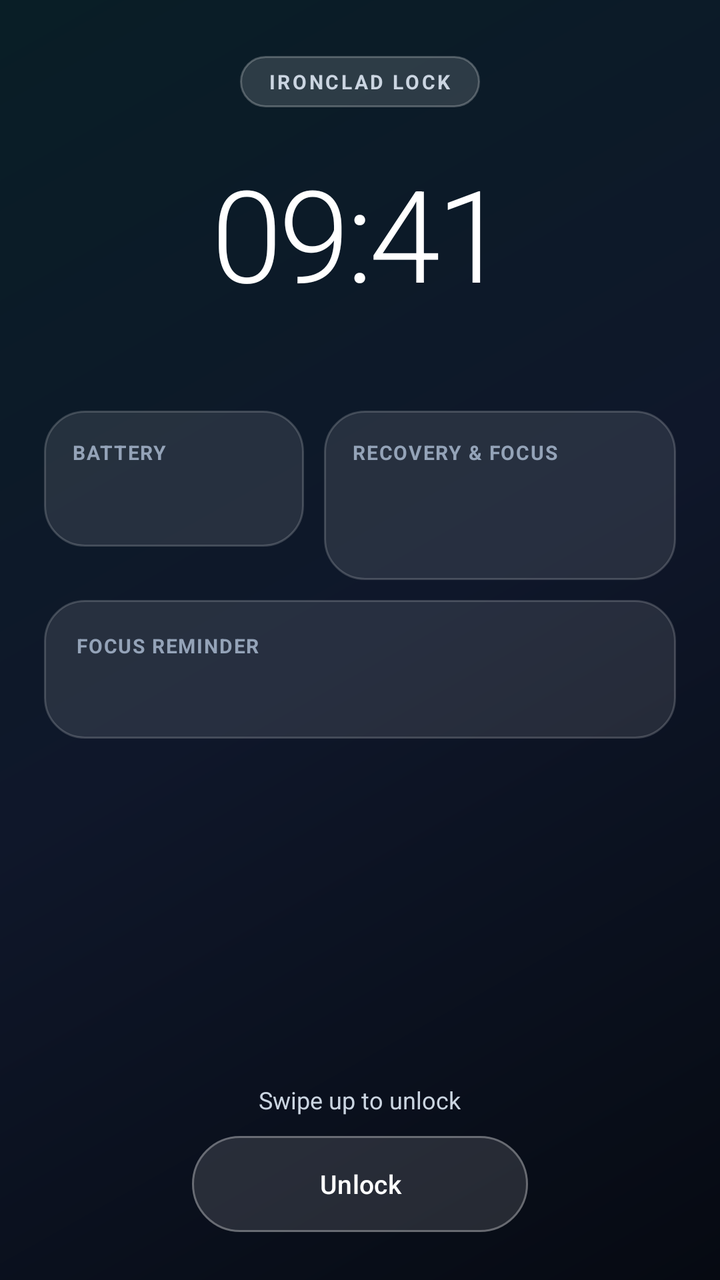
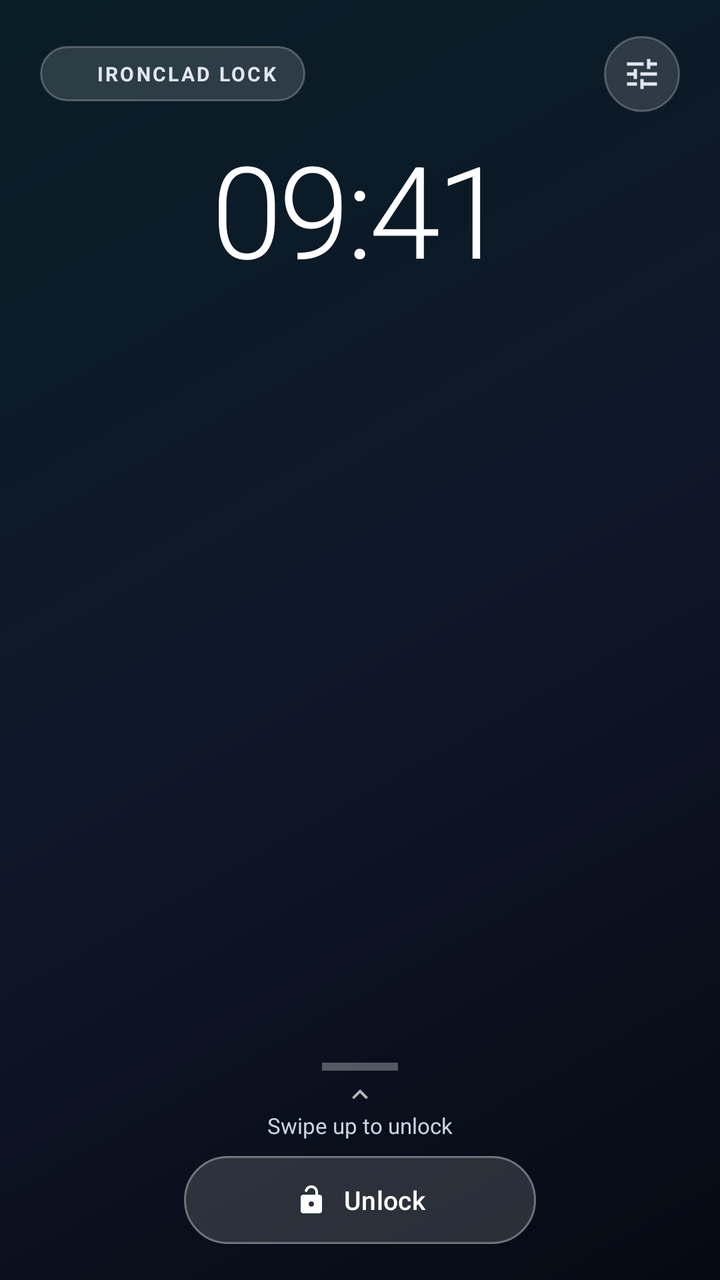

Screens rendered from an Android XML layout before and after an edit, with the pre-edit source and the edit as a unified diff.
<!-- AndroidManifest.xml: activity theme Theme.IroncladOS.LockScreen -->
<!-- res/layout/activity_kiosk_lock_screen.xml -->
<?xml version="1.0" encoding="utf-8"?>
<FrameLayout xmlns:android="http://schemas.android.com/apk/res/android"
    xmlns:app="http://schemas.android.com/apk/res-auto"
    android:id="@+id/lockRoot"
    android:layout_width="match_parent"
    android:layout_height="match_parent"
    android:background="@drawable/bg_lockscreen_backdrop"
    android:clickable="true"
    android:focusable="true">

    <LinearLayout
        android:id="@+id/lockContent"
        android:layout_width="match_parent"
        android:layout_height="match_parent"
        android:gravity="center_horizontal"
        android:orientation="vertical"
        android:paddingStart="22dp"
        android:paddingTop="28dp"
        android:paddingEnd="22dp"
        android:paddingBottom="24dp">

        
        <TextView
            android:id="@+id/lockStatusPill"
            android:layout_width="wrap_content"
            android:layout_height="wrap_content"
            android:background="@drawable/bg_glass_pill"
            android:letterSpacing="0.12"
            android:paddingStart="14dp"
            android:paddingTop="6dp"
            android:paddingEnd="14dp"
            android:paddingBottom="6dp"
            android:text="@string/lock_pill_active"
            android:textColor="#CBD5E1"
            android:textSize="10sp"
            android:textStyle="bold" />

        
        <TextView
            android:id="@+id/lockClock"
            android:layout_width="wrap_content"
            android:layout_height="wrap_content"
            android:layout_marginTop="20dp"
            android:fontFamily="sans-serif-light"
            android:letterSpacing="-0.03"
            android:text="@string/default_clock"
            android:textColor="#FFFFFF"
            android:textDirection="ltr"
            android:textSize="64sp" />

        <TextView
            android:id="@+id/lockDate"
            android:layout_width="wrap_content"
            android:layout_height="wrap_content"
            android:layout_marginTop="2dp"
            android:textColor="#CBD5E1"
            android:textSize="15sp" />

        
        <ScrollView
            android:id="@+id/lockWidgetsScroll"
            android:layout_width="match_parent"
            android:layout_height="0dp"
            android:layout_marginTop="24dp"
            android:layout_weight="1"
            android:fillViewport="false"
            android:overScrollMode="never"
            android:scrollbars="none">

            <LinearLayout
                android:layout_width="match_parent"
                android:layout_height="wrap_content"
                android:orientation="vertical">

                <LinearLayout
                    android:id="@+id/lockTopWidgetsRow"
                    android:layout_width="match_parent"
                    android:layout_height="wrap_content"
                    android:orientation="horizontal">

                    <LinearLayout
                        android:id="@+id/batteryWidgetCard"
                        android:layout_width="0dp"
                        android:layout_height="wrap_content"
                        android:layout_weight="1"
                        android:background="@drawable/bg_glass_card"
                        android:orientation="vertical"
                        android:padding="14dp">

                        <TextView
                            android:layout_width="match_parent"
                            android:layout_height="wrap_content"
                            android:letterSpacing="0.06"
                            android:text="@string/lock_battery_label"
                            android:textAlignment="viewStart"
                            android:textAllCaps="true"
                            android:textColor="#94A3B8"
                            android:textSize="10sp"
                            android:textStyle="bold" />

                        <TextView
                            android:id="@+id/lockBatteryValue"
                            android:layout_width="match_parent"
                            android:layout_height="wrap_content"
                            android:layout_marginTop="6dp"
                            android:textAlignment="viewStart"
                            android:textColor="#FFFFFF"
                            android:textSize="15sp"
                            android:textStyle="bold" />
                    </LinearLayout>

                    <LinearLayout
                        android:id="@+id/statsWidgetCard"
                        android:layout_width="0dp"
                        android:layout_height="wrap_content"
                        android:layout_marginStart="10dp"
                        android:layout_weight="1.35"
                        android:background="@drawable/bg_glass_card"
                        android:orientation="vertical"
                        android:padding="14dp">

                        <TextView
                            android:layout_width="match_parent"
                            android:layout_height="wrap_content"
                            android:letterSpacing="0.06"
                            android:text="@string/lock_widget_streak_title"
                            android:textAlignment="viewStart"
                            android:textAllCaps="true"
                            android:textColor="#94A3B8"
                            android:textSize="10sp"
                            android:textStyle="bold" />

                        <TextView
                            android:id="@+id/lockStreakValue"
                            android:layout_width="match_parent"
                            android:layout_height="wrap_content"
                            android:layout_marginTop="6dp"
                            android:textAlignment="viewStart"
                            android:textColor="#FFFFFF"
                            android:textSize="15sp"
                            android:textStyle="bold" />

                        <TextView
                            android:id="@+id/lockStatsDetail"
                            android:layout_width="match_parent"
                            android:layout_height="wrap_content"
                            android:layout_marginTop="2dp"
                            android:ellipsize="end"
                            android:maxLines="1"
                            android:textAlignment="viewStart"
                            android:textColor="#CBD5E1"
                            android:textSize="11sp" />
                    </LinearLayout>
                </LinearLayout>

                <LinearLayout
                    android:id="@+id/noteWidgetCard"
                    android:layout_width="match_parent"
                    android:layout_height="wrap_content"
                    android:layout_marginTop="10dp"
                    android:background="@drawable/bg_glass_card"
                    android:orientation="vertical"
                    android:padding="16dp">

                    <TextView
                        android:layout_width="match_parent"
                        android:layout_height="wrap_content"
                        android:letterSpacing="0.06"
                        android:text="@string/lock_widget_note_title_card"
                        android:textAlignment="viewStart"
                        android:textAllCaps="true"
                        android:textColor="#94A3B8"
                        android:textSize="10sp"
                        android:textStyle="bold" />

                    <TextView
                        android:id="@+id/lockNoteText"
                        android:layout_width="match_parent"
                        android:layout_height="wrap_content"
                        android:layout_marginTop="6dp"
                        android:lineSpacingExtra="3dp"
                        android:maxLines="4"
                        android:textAlignment="viewStart"
                        android:textColor="#F8FAFC"
                        android:textSize="13sp" />
                </LinearLayout>
            </LinearLayout>
        </ScrollView>

        
        <LinearLayout
            android:id="@+id/quickDockSection"
            android:layout_width="match_parent"
            android:layout_height="wrap_content"
            android:layout_marginTop="14dp"
            android:gravity="center_horizontal"
            android:orientation="vertical"
            android:visibility="gone">

            <TextView
                android:layout_width="wrap_content"
                android:layout_height="wrap_content"
                android:letterSpacing="0.08"
                android:text="@string/lock_quick_dock_label"
                android:textAllCaps="true"
                android:textColor="#94A3B8"
                android:textSize="10sp"
                android:textStyle="bold" />

            <androidx.recyclerview.widget.RecyclerView
                android:id="@+id/quickAppsGrid"
                android:layout_width="wrap_content"
                android:layout_height="wrap_content"
                android:layout_marginTop="8dp"
                android:clipToPadding="false"
                android:overScrollMode="never" />
        </LinearLayout>

        
        <LinearLayout
            android:id="@+id/swipeUnlockHandle"
            android:layout_width="match_parent"
            android:layout_height="wrap_content"
            android:layout_marginTop="16dp"
            android:gravity="center"
            android:orientation="vertical"
            android:paddingTop="6dp">

            <TextView
                android:id="@+id/swipeUnlockHint"
                android:layout_width="wrap_content"
                android:layout_height="wrap_content"
                android:text="@string/lock_swipe_unlock_hint"
                android:textColor="#CBD5E1"
                android:textSize="12sp" />

            <com.google.android.material.button.MaterialButton
                android:id="@+id/unlockButton"
                style="@style/Widget.IroncladOS.Button.Outlined"
                android:layout_width="wrap_content"
                android:layout_height="wrap_content"
                android:layout_marginTop="10dp"
                android:minWidth="168dp"
                android:text="@string/lock_unlock_button"
                android:textColor="#FFFFFF"
                app:backgroundTint="#1FFFFFFF"
                app:cornerRadius="24dp"
                app:strokeColor="#4DFFFFFF"
                app:strokeWidth="1dp" />
        </LinearLayout>
    </LinearLayout>
</FrameLayout>
<!-- resources referenced by this layout -->
<resources>
  <!-- drawable bg_glass_card (drawable) -->
  <?xml version="1.0" encoding="utf-8"?>
  <shape xmlns:android="http://schemas.android.com/apk/res/android"
      android:shape="rectangle">
      <solid android:color="#1AFFFFFF" />
      <stroke
          android:width="1dp"
          android:color="#2EFFFFFF" />
      <corners android:radius="20dp" />
  </shape>
  <!-- drawable bg_glass_pill (drawable) -->
  <?xml version="1.0" encoding="utf-8"?>
  <shape xmlns:android="http://schemas.android.com/apk/res/android"
      android:shape="rectangle">
      <solid android:color="#24FFFFFF" />
      <stroke
          android:width="1dp"
          android:color="#3DFFFFFF" />
      <corners android:radius="999dp" />
  </shape>
  <!-- drawable bg_lockscreen_backdrop (drawable) -->
  <?xml version="1.0" encoding="utf-8"?>
  <shape xmlns:android="http://schemas.android.com/apk/res/android"
      android:shape="rectangle">
      <gradient
          android:angle="135"
          android:startColor="#060A12"
          android:centerColor="#0F172A"
          android:endColor="#091E26"
          android:type="linear" />
  </shape>
  <string name="default_clock">09:41</string>
  <string name="lock_battery_label">Battery</string>
  <string name="lock_pill_active">IRONCLAD LOCK</string>
  <string name="lock_quick_dock_label">Quick launch</string>
  <string name="lock_swipe_unlock_hint">Swipe up to unlock</string>
  <string name="lock_unlock_button">Unlock</string>
  <string name="lock_widget_note_title_card">Focus reminder</string>
  <string name="lock_widget_streak_title">Recovery &amp; focus</string>
  <style name="Widget.IroncladOS.Button.Outlined" parent="Widget.Material3.Button.OutlinedButton">
          <item name="cornerRadius">12dp</item>
          <item name="android:minHeight">48dp</item>
          <item name="android:textAllCaps">false</item>
          <item name="android:textSize">13sp</item>
          <item name="strokeColor">@color/divider</item>
          <item name="android:textColor">@color/text_primary</item>
          <item name="android:insetTop">0dp</item>
          <item name="android:insetBottom">0dp</item>
      </style>
  <color name="divider">#E2E8F0</color>
  <color name="text_primary">#0B1220</color>
  <color name="bg">#F6F7F9</color>
  <color name="surface">#FFFFFF</color>
  <color name="surface_alt">#F0F2F5</color>
  <color name="brand">#0F172A</color>
  <color name="on_brand">#FFFFFF</color>
  <color name="brand_soft">#E2E8F0</color>
  <color name="accent">#0D9488</color>
  <color name="text_secondary">#5B6577</color>
  <style name="ThemeOverlay.IroncladOS.Dialog" parent="ThemeOverlay.Material3.MaterialAlertDialog">
          <item name="colorSurface">@color/surface</item>
          <item name="colorOnSurface">@color/text_primary</item>
      </style>
  <!-- unchanged entries left out for length: 2 -->
</resources>

<!-- the commit's change to res/layout/activity_kiosk_lock_screen.xml (unified diff, before → after) -->
@@ -8,183 +8,189 @@
     android:clickable="true"
     android:focusable="true">
 
+    
+    <View
+        android:id="@+id/lockGlowTop"
+        android:layout_width="340dp"
+        android:layout_height="340dp"
+        android:layout_gravity="top|start"
+        android:layout_marginStart="-90dp"
+        android:layout_marginTop="-70dp" />
+
+    <View
+        android:id="@+id/lockGlowBottom"
+        android:layout_width="320dp"
+        android:layout_height="320dp"
+        android:layout_gravity="bottom|end"
+        android:layout_marginEnd="-80dp"
+        android:layout_marginBottom="-60dp" />
+
     <LinearLayout
         android:id="@+id/lockContent"
         android:layout_width="match_parent"
         android:layout_height="match_parent"
         android:gravity="center_horizontal"
         android:orientation="vertical"
-        android:paddingStart="22dp"
-        android:paddingTop="28dp"
-        android:paddingEnd="22dp"
-        android:paddingBottom="24dp">
-
-        
-        <TextView
-            android:id="@+id/lockStatusPill"
-            android:layout_width="wrap_content"
-            android:layout_height="wrap_content"
-            android:background="@drawable/bg_glass_pill"
-            android:letterSpacing="0.12"
-            android:paddingStart="14dp"
-            android:paddingTop="6dp"
-            android:paddingEnd="14dp"
-            android:paddingBottom="6dp"
-            android:text="@string/lock_pill_active"
-            android:textColor="#CBD5E1"
-            android:textSize="10sp"
-            android:textStyle="bold" />
-
-        
-        <TextView
-            android:id="@+id/lockClock"
-            android:layout_width="wrap_content"
-            android:layout_height="wrap_content"
-            android:layout_marginTop="20dp"
-            android:fontFamily="sans-serif-light"
-            android:letterSpacing="-0.03"
-            android:text="@string/default_clock"
-            android:textColor="#FFFFFF"
-            android:textDirection="ltr"
-            android:textSize="64sp" />
-
-        <TextView
-            android:id="@+id/lockDate"
-            android:layout_width="wrap_content"
-            android:layout_height="wrap_content"
-            android:layout_marginTop="2dp"
-            android:textColor="#CBD5E1"
-            android:textSize="15sp" />
+        android:paddingStart="20dp"
+        android:paddingTop="18dp"
+        android:paddingEnd="20dp"
+        android:paddingBottom="18dp">
+
+        
+        <LinearLayout
+            android:id="@+id/lockTopBar"
+            android:layout_width="match_parent"
+            android:layout_height="wrap_content"
+            android:gravity="center_vertical"
+            android:orientation="horizontal">
+
+            <LinearLayout
+                android:id="@+id/lockStatusPillContainer"
+                android:layout_width="wrap_content"
+                android:layout_height="wrap_content"
+                android:background="@drawable/bg_glass_pill"
+                android:gravity="center_vertical"
+                android:orientation="horizontal"
+                android:paddingStart="12dp"
+                android:paddingTop="7dp"
+                android:paddingEnd="14dp"
+                android:paddingBottom="7dp">
+
+                <View
+                    android:id="@+id/lockStatusDot"
+                    android:layout_width="8dp"
+                    android:layout_height="8dp" />
+
+                <TextView
+                    android:id="@+id/lockStatusPill"
+                    android:layout_width="wrap_content"
+                    android:layout_height="wrap_content"
+                    android:layout_marginStart="8dp"
+                    android:letterSpacing="0.11"
+                    android:text="@string/lock_pill_active"
+                    android:textColor="#E2E8F0"
+                    android:textSize="10sp"
+                    android:textStyle="bold" />
+            </LinearLayout>
+
+            <Space
+                android:layout_width="0dp"
+                android:layout_height="1dp"
+                android:layout_weight="1" />
+
+            <ImageButton
+                android:id="@+id/lockCustomizeButton"
+                android:layout_width="38dp"
+                android:layout_height="38dp"
+                android:background="@drawable/bg_glass_pill"
+                android:contentDescription="@string/lock_customize_action"
+                android:padding="9dp"
+                android:scaleType="centerInside"
+                android:src="@drawable/ic_tune"
+                app:tint="#E2E8F0" />
+        </LinearLayout>
+
+        
+        <LinearLayout
+            android:id="@+id/lockClockSection"
+            android:layout_width="match_parent"
+            android:layout_height="wrap_content"
+            android:layout_marginTop="14dp"
+            android:gravity="center_horizontal"
+            android:orientation="vertical">
+
+            <TextView
+                android:id="@+id/lockClock"
+                android:layout_width="wrap_content"
+                android:layout_height="wrap_content"
+                android:fontFamily="sans-serif-light"
+                android:includeFontPadding="false"
+                android:letterSpacing="-0.03"
+                android:text="@string/default_clock"
+                android:textColor="#FFFFFF"
+                android:textDirection="ltr"
+                android:textSize="64sp" />
+
+            <LinearLayout
+                android:id="@+id/lockClockStacked"
+                android:layout_width="wrap_content"
+                android:layout_height="wrap_content"
+                android:gravity="center_horizontal"
+                android:orientation="vertical"
+                android:visibility="gone">
+
+                <TextView
+                    android:id="@+id/lockClockHours"
+                    android:layout_width="wrap_content"
+                    android:layout_height="wrap_content"
+                    android:fontFamily="sans-serif-black"
+                    android:includeFontPadding="false"
+                    android:letterSpacing="-0.04"
+                    android:text="09"
+                    android:textColor="#FFFFFF"
+                    android:textDirection="ltr"
+                    android:textSize="58sp"
+                    android:textStyle="bold" />
+
+                <TextView
+                    android:id="@+id/lockClockMinutes"
+                    android:layout_width="wrap_content"
+                    android:layout_height="wrap_content"
+                    android:layout_marginTop="-14dp"
+                    android:fontFamily="sans-serif-black"
+                    android:includeFontPadding="false"
+                    android:letterSpacing="-0.04"
+                    android:text="41"
+                    android:textColor="#2DD4BF"
+                    android:textDirection="ltr"
+                    android:textSize="58sp"
+                    android:textStyle="bold" />
+            </LinearLayout>
+
+            <LinearLayout
+                android:id="@+id/lockDateRow"
+                android:layout_width="wrap_content"
+                android:layout_height="wrap_content"
+                android:layout_marginTop="4dp"
+                android:gravity="center_vertical"
+                android:orientation="horizontal">
+
+                <TextView
+                    android:id="@+id/lockDate"
+                    android:layout_width="wrap_content"
+                    android:layout_height="wrap_content"
+                    android:textColor="#CBD5E1"
+                    android:textSize="14sp" />
+
+                <TextView
+                    android:id="@+id/lockSecondsTag"
+                    android:layout_width="wrap_content"
+                    android:layout_height="wrap_content"
+                    android:layout_marginStart="8dp"
+                    android:textColor="#2DD4BF"
+                    android:textDirection="ltr"
+                    android:textSize="12sp"
+                    android:textStyle="bold"
+                    android:visibility="gone" />
+            </LinearLayout>
+        </LinearLayout>
 
         
         <ScrollView
             android:id="@+id/lockWidgetsScroll"
             android:layout_width="match_parent"
             android:layout_height="0dp"
-            android:layout_marginTop="24dp"
+            android:layout_marginTop="16dp"
             android:layout_weight="1"
             android:fillViewport="false"
             android:overScrollMode="never"
             android:scrollbars="none">
 
             <LinearLayout
+                android:id="@+id/lockWidgetsContainer"
                 android:layout_width="match_parent"
                 android:layout_height="wrap_content"
-                android:orientation="vertical">
-
-                <LinearLayout
-                    android:id="@+id/lockTopWidgetsRow"
-                    android:layout_width="match_parent"
-                    android:layout_height="wrap_content"
-                    android:orientation="horizontal">
-
-                    <LinearLayout
-                        android:id="@+id/batteryWidgetCard"
-                        android:layout_width="0dp"
-                        android:layout_height="wrap_content"
-                        android:layout_weight="1"
-                        android:background="@drawable/bg_glass_card"
-                        android:orientation="vertical"
-                        android:padding="14dp">
-
-                        <TextView
-                            android:layout_width="match_parent"
-                            android:layout_height="wrap_content"
-                            android:letterSpacing="0.06"
-                            android:text="@string/lock_battery_label"
-                            android:textAlignment="viewStart"
-                            android:textAllCaps="true"
-                            android:textColor="#94A3B8"
-                            android:textSize="10sp"
-                            android:textStyle="bold" />
-
-                        <TextView
-                            android:id="@+id/lockBatteryValue"
-                            android:layout_width="match_parent"
-                            android:layout_height="wrap_content"
-                            android:layout_marginTop="6dp"
-                            android:textAlignment="viewStart"
-                            android:textColor="#FFFFFF"
-                            android:textSize="15sp"
-                            android:textStyle="bold" />
-                    </LinearLayout>
-
-                    <LinearLayout
-                        android:id="@+id/statsWidgetCard"
-                        android:layout_width="0dp"
-                        android:layout_height="wrap_content"
-                        android:layout_marginStart="10dp"
-                        android:layout_weight="1.35"
-                        android:background="@drawable/bg_glass_card"
-                        android:orientation="vertical"
-                        android:padding="14dp">
-
-                        <TextView
-                            android:layout_width="match_parent"
-                            android:layout_height="wrap_content"
-                            android:letterSpacing="0.06"
-                            android:text="@string/lock_widget_streak_title"
-                            android:textAlignment="viewStart"
-                            android:textAllCaps="true"
-                            android:textColor="#94A3B8"
-                            android:textSize="10sp"
-                            android:textStyle="bold" />
-
-                        <TextView
-                            android:id="@+id/lockStreakValue"
-                            android:layout_width="match_parent"
-                            android:layout_height="wrap_content"
-                            android:layout_marginTop="6dp"
-                            android:textAlignment="viewStart"
-                            android:textColor="#FFFFFF"
-                            android:textSize="15sp"
-                            android:textStyle="bold" />
-
-                        <TextView
-                            android:id="@+id/lockStatsDetail"
-                            android:layout_width="match_parent"
-                            android:layout_height="wrap_content"
-                            android:layout_marginTop="2dp"
-                            android:ellipsize="end"
-                            android:maxLines="1"
-                            android:textAlignment="viewStart"
-                            android:textColor="#CBD5E1"
-                            android:textSize="11sp" />
-                    </LinearLayout>
-                </LinearLayout>
-
-                <LinearLayout
-                    android:id="@+id/noteWidgetCard"
-                    android:layout_width="match_parent"
-                    android:layout_height="wrap_content"
-                    android:layout_marginTop="10dp"
-                    android:background="@drawable/bg_glass_card"
-                    android:orientation="vertical"
-                    android:padding="16dp">
-
-                    <TextView
-                        android:layout_width="match_parent"
-                        android:layout_height="wrap_content"
-                        android:letterSpacing="0.06"
-                        android:text="@string/lock_widget_note_title_card"
-                        android:textAlignment="viewStart"
-                        android:textAllCaps="true"
-                        android:textColor="#94A3B8"
-                        android:textSize="10sp"
-                        android:textStyle="bold" />
-
-                    <TextView
-                        android:id="@+id/lockNoteText"
-                        android:layout_width="match_parent"
-                        android:layout_height="wrap_content"
-                        android:layout_marginTop="6dp"
-                        android:lineSpacingExtra="3dp"
-                        android:maxLines="4"
-                        android:textAlignment="viewStart"
-                        android:textColor="#F8FAFC"
-                        android:textSize="13sp" />
-                </LinearLayout>
-            </LinearLayout>
+                android:orientation="vertical" />
         </ScrollView>
 
         
@@ -192,7 +198,7 @@
             android:id="@+id/quickDockSection"
             android:layout_width="match_parent"
             android:layout_height="wrap_content"
-            android:layout_marginTop="14dp"
+            android:layout_marginTop="10dp"
             android:gravity="center_horizontal"
             android:orientation="vertical"
             android:visibility="gone">
@@ -200,7 +206,7 @@
             <TextView
                 android:layout_width="wrap_content"
                 android:layout_height="wrap_content"
-                android:letterSpacing="0.08"
+                android:letterSpacing="0.09"
                 android:text="@string/lock_quick_dock_label"
                 android:textAllCaps="true"
                 android:textColor="#94A3B8"
@@ -211,7 +217,7 @@
                 android:id="@+id/quickAppsGrid"
                 android:layout_width="wrap_content"
                 android:layout_height="wrap_content"
-                android:layout_marginTop="8dp"
+                android:layout_marginTop="6dp"
                 android:clipToPadding="false"
                 android:overScrollMode="never" />
         </LinearLayout>
@@ -221,10 +227,25 @@
             android:id="@+id/swipeUnlockHandle"
             android:layout_width="match_parent"
             android:layout_height="wrap_content"
-            android:layout_marginTop="16dp"
+            android:layout_marginTop="12dp"
             android:gravity="center"
             android:orientation="vertical"
-            android:paddingTop="6dp">
+            android:paddingTop="4dp">
+
+            <View
+                android:id="@+id/unlockGrabPill"
+                android:layout_width="38dp"
+                android:layout_height="4dp"
+                android:background="#4DFFFFFF" />
+
+            <ImageView
+                android:id="@+id/unlockChevron"
+                android:layout_width="16dp"
+                android:layout_height="16dp"
+                android:layout_marginTop="4dp"
+                android:alpha="0.7"
+                android:importantForAccessibility="no"
+                android:src="@drawable/ic_chevron_up" />
 
             <TextView
                 android:id="@+id/swipeUnlockHint"
@@ -232,20 +253,26 @@
                 android:layout_height="wrap_content"
                 android:text="@string/lock_swipe_unlock_hint"
                 android:textColor="#CBD5E1"
-                android:textSize="12sp" />
+                android:textSize="11sp" />
 
             <com.google.android.material.button.MaterialButton
                 android:id="@+id/unlockButton"
                 style="@style/Widget.IroncladOS.Button.Outlined"
                 android:layout_width="wrap_content"
-                android:layout_height="wrap_content"
-                android:layout_marginTop="10dp"
-                android:minWidth="168dp"
+                android:layout_height="44dp"
+                android:layout_marginTop="8dp"
+                android:minWidth="176dp"
+                android:minHeight="44dp"
                 android:text="@string/lock_unlock_button"
                 android:textColor="#FFFFFF"
-                app:backgroundTint="#1FFFFFFF"
+                app:backgroundTint="#24FFFFFF"
                 app:cornerRadius="24dp"
-                app:strokeColor="#4DFFFFFF"
+                app:icon="@drawable/ic_lock_open"
+                app:iconGravity="textStart"
+                app:iconPadding="8dp"
+                app:iconSize="16dp"
+                app:iconTint="#FFFFFF"
+                app:strokeColor="#52FFFFFF"
                 app:strokeWidth="1dp" />
         </LinearLayout>
     </LinearLayout>
<!-- resource entries referenced after the edit -->
@@ -1,15 +1,5 @@
 <!-- resources referenced by this layout -->
 <resources>
-  <!-- drawable bg_glass_card (drawable) -->
-  <?xml version="1.0" encoding="utf-8"?>
-  <shape xmlns:android="http://schemas.android.com/apk/res/android"
-      android:shape="rectangle">
-      <solid android:color="#1AFFFFFF" />
-      <stroke
-          android:width="1dp"
-          android:color="#2EFFFFFF" />
-      <corners android:radius="20dp" />
-  </shape>
   <!-- drawable bg_glass_pill (drawable) -->
   <?xml version="1.0" encoding="utf-8"?>
   <shape xmlns:android="http://schemas.android.com/apk/res/android"
@@ -31,14 +21,45 @@
           android:endColor="#091E26"
           android:type="linear" />
   </shape>
+  <!-- drawable ic_chevron_up (drawable) -->
+  <?xml version="1.0" encoding="utf-8"?>
+  <vector xmlns:android="http://schemas.android.com/apk/res/android"
+      android:width="24dp"
+      android:height="24dp"
+      android:viewportWidth="24"
+      android:viewportHeight="24">
+      <path
+          android:fillColor="#FFFFFFFF"
+          android:pathData="M7.41,15.41L12,10.83l4.59,4.58L18,14l-6,-6 -6,6z" />
+  </vector>
+  <!-- drawable ic_lock_open (drawable) -->
+  <?xml version="1.0" encoding="utf-8"?>
+  <vector xmlns:android="http://schemas.android.com/apk/res/android"
+      android:width="24dp"
+      android:height="24dp"
+      android:viewportWidth="24"
+      android:viewportHeight="24">
+      <path
+          android:fillColor="#FFFFFFFF"
+          android:pathData="M18,8h-1V6c0,-2.76 -2.24,-5 -5,-5 -2.28,0 -4.27,1.54 -4.84,3.75 -0.14,0.54 0.18,1.08 0.72,1.22 0.53,0.14 1.08,-0.18 1.22,-0.72C9.44,3.93 10.63,3 12,3c1.65,0 3,1.35 3,3v2H6c-1.1,0 -2,0.9 -2,2v10c0,1.1 0.9,2 2,2h12c1.1,0 2,-0.9 2,-2V10c0,-1.1 -0.9,-2 -2,-2zM12,17c-1.1,0 -2,-0.9 -2,-2s0.9,-2 2,-2 2,0.9 2,2 -0.9,2 -2,2z" />
+  </vector>
+  <!-- drawable ic_tune (drawable) -->
+  <?xml version="1.0" encoding="utf-8"?>
+  <vector xmlns:android="http://schemas.android.com/apk/res/android"
+      android:width="24dp"
+      android:height="24dp"
+      android:viewportWidth="24"
+      android:viewportHeight="24">
+      <path
+          android:fillColor="#FFFFFFFF"
+          android:pathData="M3,17v2h6v-2H3zM3,5v2h10V5H3zM13,21v-2h8v-2h-8v-2h-2v6H13zM7,9v2H3v2h4v2h2V9H7zM21,13v-2H11v2H21zM15,9h2V7h4V5h-4V3h-2V9z" />
+  </vector>
   <string name="default_clock">09:41</string>
-  <string name="lock_battery_label">Battery</string>
+  <string name="lock_customize_action">Customize lock screen</string>
   <string name="lock_pill_active">IRONCLAD LOCK</string>
   <string name="lock_quick_dock_label">Quick launch</string>
   <string name="lock_swipe_unlock_hint">Swipe up to unlock</string>
   <string name="lock_unlock_button">Unlock</string>
-  <string name="lock_widget_note_title_card">Focus reminder</string>
-  <string name="lock_widget_streak_title">Recovery &amp; focus</string>
   <style name="Widget.IroncladOS.Button.Outlined" parent="Widget.Material3.Button.OutlinedButton">
           <item name="cornerRadius">12dp</item>
           <item name="android:minHeight">48dp</item>
